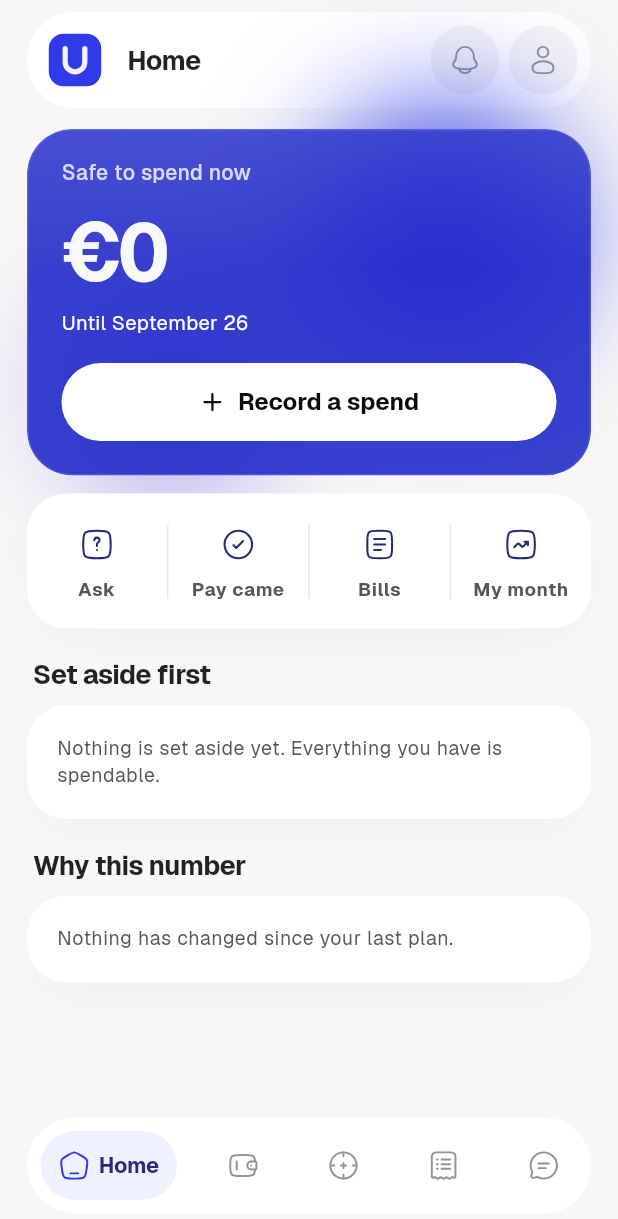
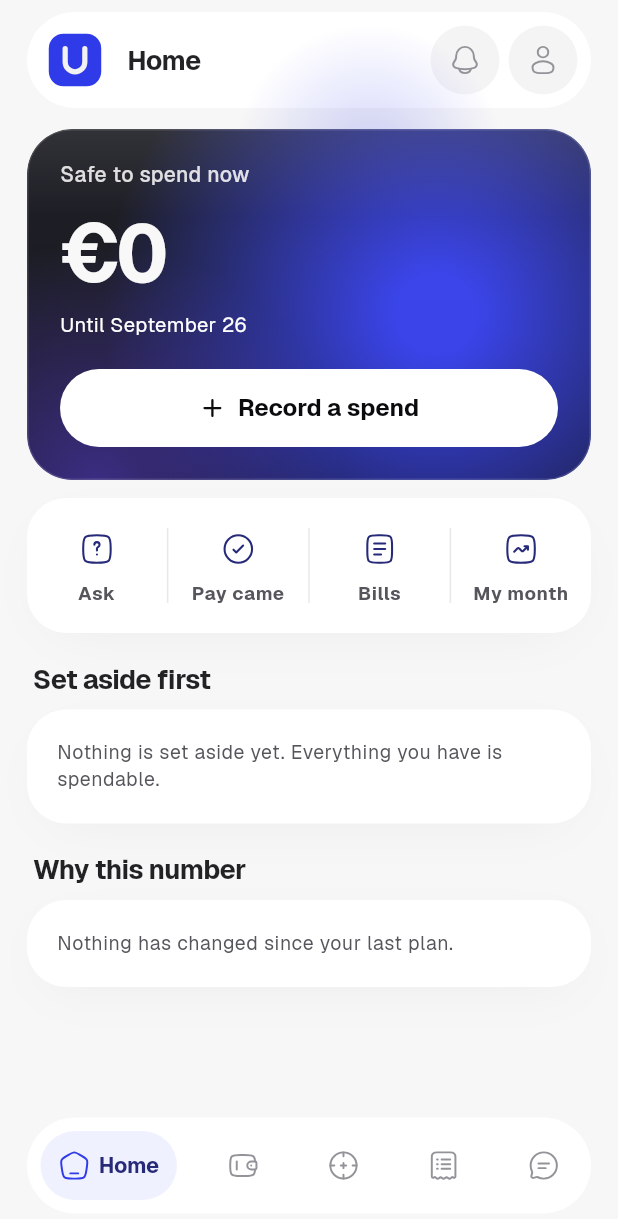
Before and after one commit to sajjadbabamaleki-lgtm/upino, a Flutter app: the HomeScreen screen opened directly with empty values, on a phone screen of 412 x 824 dp. Shown: the top 1219 px of the screen. Run offline on Flutter 3.47's test engine with Material 3 defaults, Android fonts, the phone set to English and light mode, and no system bars; our stand-ins replace file_picker, flutter_local_notifications, flutter_svg, image_picker, share_plus, speech_to_text and 1 more; missing offline and left inert: cryptography, home_widget; project files that could hold a hidden picture were left out.

Commit message:
Home hero: match the chosen frosted-glass design
A bright blue light right of centre and violet low on the left, painted
as radial light on the card's own dark ground under a frosted veil and
hairline, with a little blue spilling above the card. Same look on light
and dark pages. The design checks now read any gradient's colours, so
the hero's token signature is still verified.

Co-Authored-By: Claude Opus 5.5 <noreply@anthropic.com>
Claude-Session: https://claude.ai/code/session_01EPeHDspARvZmrMak7awjUc

```diff
--- a/app/lib/widgets/sts_hero.dart
+++ b/app/lib/widgets/sts_hero.dart
@@ -3,8 +3,6 @@
 /// Presentation is a function of confidence_state and mandatory_funding_gap
 /// only. It is never modulated for celebration, engagement or retention.
 library;
-
-import 'dart:ui' show ImageFilter;
 
 import 'package:flutter/material.dart';
 
@@ -60,10 +58,12 @@ class StsHero extends StatelessWidget {
       };
 }
 
-/// States S1 and S2: frosted glass over two soft lights, blue and violet,
-/// that spill a little past the card. Age is de-emphasis, not alarm
-/// (§15.2), so both states share the same glass; only this hero uses it,
-/// so its presence alone says the number is current.
+/// States S1 and S2: frosted glass lit from behind by a strong blue light
+/// on the right and a violet one low on the left, with a little of the blue
+/// spilling above the card. The card carries its own dark ground, so it
+/// looks the same on a light or a dark page. Age is de-emphasis, not alarm
+/// (§15.2), so both states share it; the blue light is drawn from the hero's
+/// own gradient tokens, which appear nowhere else.
 class _GradientHero extends StatelessWidget {
   const _GradientHero({
     required this.snapshot,
@@ -81,59 +81,86 @@ class _GradientHero extends StatelessWidget {
   Widget build(BuildContext context) {
     final dark = isDark(context);
     final l = AppLocalizations.of(context);
+    final blue = dark ? UpinoTokens.darkGradientStart : UpinoTokens.gradientStart;
     final radius = BorderRadius.circular(UpinoTokens.radiusHero);
     return Stack(
       clipBehavior: Clip.none,
       children: [
-        // The lights behind the glass.
-        // The brand light is drawn from the hero's own gradient tokens, which
-        // appear nowhere else, so the S1/S2 signature is unchanged.
+        // The light spilling above the card, onto the page behind it.
         Positioned(
-          top: -16,
-          right: -6,
-          child: _Glow(
-            size: 210,
-            colors: dark
-                ? const [UpinoTokens.darkGradientStart, UpinoTokens.darkGradientEnd]
-                : const [UpinoTokens.gradientStart, UpinoTokens.gradientEnd],
-            opacity: 0.9,
+          left: 60,
+          right: -20,
+          top: -70,
+          height: 180,
+          child: IgnorePointer(
+            child: DecoratedBox(
+              decoration: BoxDecoration(
+                gradient: RadialGradient(
+                  colors: [blue.withValues(alpha: dark ? 0.38 : 0.22), blue.withValues(alpha: 0)],
                 ),
               ),
-        const Positioned(
-          bottom: -10,
-          left: 10,
-          child: _Glow(size: 170, colors: [Color(0xFF5A3AE8), Color(0xFF5A3AE8)], opacity: 0.5),
+            ),
+          ),
         ),
         ClipRRect(
           borderRadius: radius,
-          child: BackdropFilter(
-            filter: ImageFilter.blur(sigmaX: 30, sigmaY: 30),
           child: Container(
             width: double.infinity,
-              padding: const EdgeInsets.fromLTRB(22, 18, 22, 22),
             decoration: BoxDecoration(
               borderRadius: radius,
-                // On a light page the glass is tinted deep blue so white
-                // text keeps its contrast; on dark it is barely there.
-                color: dark ? const Color(0x12FFFFFF) : const Color(0xE01E27C8),
-                border: Border.all(color: const Color(0x1FFFFFFF)),
+              color: const Color(0xFF0E0F16),
             ),
-              // The lit top edge of the glass, over its tint.
-              foregroundDecoration: BoxDecoration(
+            child: Stack(
+              children: [
+                // The blue light, strongest right of centre.
+                Positioned.fill(
+                  child: Container(
+                    decoration: BoxDecoration(
+                      gradient: RadialGradient(
+                        center: const Alignment(0.45, 0.05),
+                        radius: 0.95,
+                        colors: [blue, blue, blue.withValues(alpha: 0)],
+                        stops: const [0, 0.12, 1],
+                      ),
+                    ),
+                  ),
+                ),
+                // The violet one, low on the left.
+                const Positioned.fill(
+                  child: DecoratedBox(
+                    decoration: BoxDecoration(
+                      gradient: RadialGradient(
+                        center: Alignment(-0.75, 1.05),
+                        radius: 0.7,
+                        colors: [Color(0x805A3AE8), Color(0x005A3AE8)],
+                      ),
+                    ),
+                  ),
+                ),
+                // The frost: a faint white veil, lit along the top edge,
+                // inside a hairline.
+                Positioned.fill(
+                  child: DecoratedBox(
+                    decoration: BoxDecoration(
                       borderRadius: radius,
+                      border: Border.all(color: const Color(0x24FFFFFF)),
                       gradient: const LinearGradient(
                         begin: Alignment.topCenter,
                         end: Alignment.bottomCenter,
-                  colors: [Color(0x14FFFFFF), Color(0x00FFFFFF)],
-                  stops: [0, 0.4],
+                        colors: [Color(0x26FFFFFF), Color(0x10FFFFFF), Color(0x0AFFFFFF)],
+                        stops: [0, 0.25, 1],
                       ),
                     ),
+                  ),
+                ),
+                Padding(
+                  padding: const EdgeInsets.fromLTRB(22, 20, 22, 22),
                   child: Column(
                     crossAxisAlignment: CrossAxisAlignment.start,
                     children: [
                       Text(
                         l.heroSafeToSpend,
-                    style: const TextStyle(color: Color(0xCCFFFFFF), fontSize: 14, fontWeight: FontWeight.w500),
+                        style: const TextStyle(color: Color(0xD9FFFFFF), fontSize: 14, fontWeight: FontWeight.w500),
                       ),
                       const SizedBox(height: 16),
                       _Figure(snapshot.safeToSpendNow, color: UpinoTokens.textOnInverse),
@@ -141,7 +168,7 @@ class _GradientHero extends StatelessWidget {
                       _HeroMeta(
                         l.heroUntil(formatDate(context, snapshot.decisionHorizonEnd)),
                       ),
-                  const SizedBox(height: 17),
+                      const SizedBox(height: 20),
                       if (degraded)
                         _FreshnessRow(snapshot: snapshot, onConfirmBalance: onConfirmBalance)
                       else if (onQuickExpense != null)
@@ -149,39 +176,13 @@ class _GradientHero extends StatelessWidget {
                     ],
                   ),
                 ),
+              ],
+            ),
           ),
         ),
       ],
     );
   }
-}
-
-/// A soft round light, blurred well past its edge.
-class _Glow extends StatelessWidget {
-  const _Glow({required this.size, required this.colors, required this.opacity});
-  final double size;
-  final List<Color> colors;
-  final double opacity;
-
-  @override
-  Widget build(BuildContext context) => IgnorePointer(
-        // Faded with a colour filter rather than Opacity, which the app
-        // keeps for motion alone.
-        child: ColorFiltered(
-          colorFilter: ColorFilter.mode(Color.fromRGBO(255, 255, 255, opacity), BlendMode.modulate),
-          child: ImageFiltered(
-            imageFilter: ImageFilter.blur(sigmaX: 40, sigmaY: 40, tileMode: TileMode.decal),
-            child: Container(
-              width: size,
-              height: size * 0.8,
-              decoration: BoxDecoration(
-                shape: BoxShape.circle,
-                gradient: LinearGradient(colors: colors),
-              ),
-            ),
-          ),
-        ),
-      );
 }
 
 /// State S3. Not the celebratory gradient: the figure is zero and the gap is
```
Also changed, not shown: 6 other files. Lines whose indentation alone changed are shown as unchanged.
